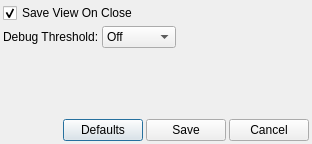
This is code/casaqt/implement/QtBrowser/TBOptions.ui in radio-astro/casa as Qt 5 draws it before an edit. The edited form follows.
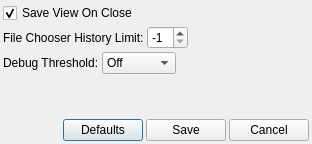
This is the edited form.

The edit to the form file:
```diff
--- a/code/casaqt/implement/QtBrowser/TBOptions.ui
+++ b/code/casaqt/implement/QtBrowser/TBOptions.ui
@@ -54,9 +54,43 @@
    </item>
    <item>
     <layout class="QHBoxLayout" >
-     <property name="margin" >
-      <number>0</number>
+     <property name="spacing" >
+      <number>3</number>
      </property>
+     <item>
+      <widget class="QLabel" name="label_2" >
+       <property name="text" >
+        <string>File Chooser History Limit:</string>
+       </property>
+      </widget>
+     </item>
+     <item>
+      <widget class="QSpinBox" name="historyLimit" >
+       <property name="minimum" >
+        <number>-1</number>
+       </property>
+       <property name="value" >
+        <number>-1</number>
+       </property>
+      </widget>
+     </item>
+     <item>
+      <spacer>
+       <property name="orientation" >
+        <enum>Qt::Horizontal</enum>
+       </property>
+       <property name="sizeHint" >
+        <size>
+         <width>40</width>
+         <height>20</height>
+        </size>
+       </property>
+      </spacer>
+     </item>
+    </layout>
+   </item>
+   <item>
+    <layout class="QHBoxLayout" >
      <property name="spacing" >
       <number>3</number>
      </property>
@@ -127,6 +161,18 @@
      <property name="spacing" >
       <number>3</number>
      </property>
+     <property name="leftMargin" >
+      <number>0</number>
+     </property>
+     <property name="topMargin" >
+      <number>0</number>
+     </property>
+     <property name="rightMargin" >
+      <number>0</number>
+     </property>
+     <property name="bottomMargin" >
+      <number>0</number>
+     </property>
      <item>
       <spacer>
        <property name="orientation" >
```
Left out of the diff: 45 changed lines with no effect on the pictures.
